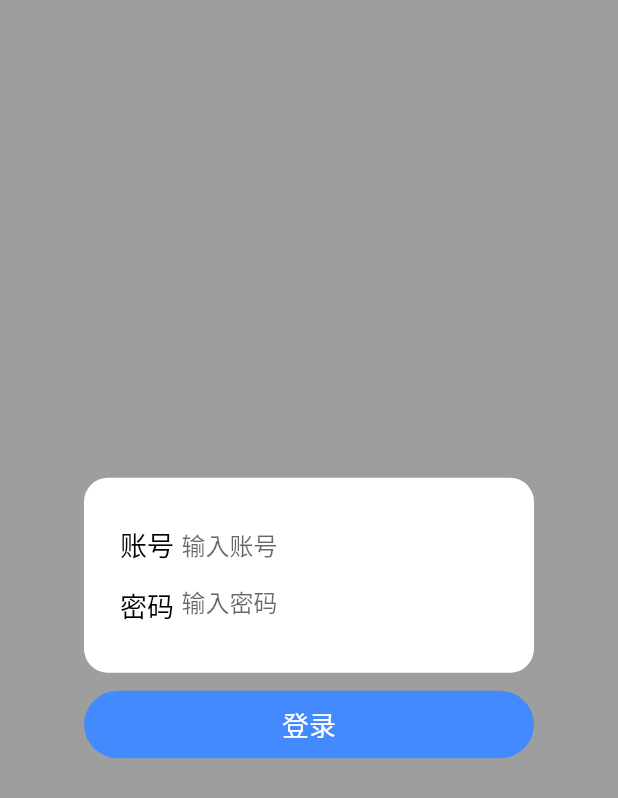
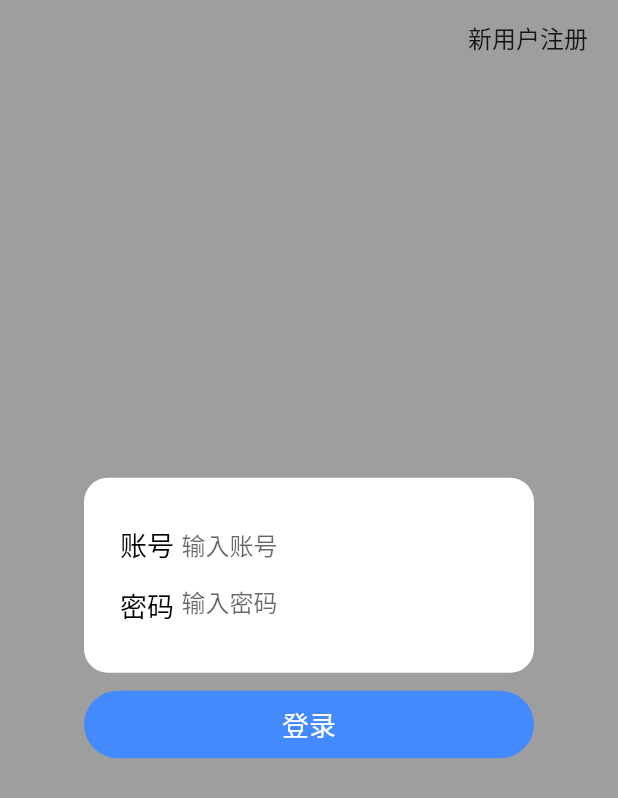
Before and after one commit to Code-Yeong/hair, a Flutter app: the screen it shows after launch, on a phone screen of 412 x 824 dp. Shown: the top 798 px of the screen. Run offline on Flutter 3.47's test engine with Material 2 defaults, Android fonts, the phone set to English and light mode, and no system bars; our stand-ins replace dio, flutter_map, flutter_redux, latlong, redux; missing offline and left inert: timeline_list.

Commit message:
add 注册页

```diff
--- a/lib/common/login/login.dart
+++ b/lib/common/login/login.dart
@@ -1,6 +1,8 @@
 import 'package:flutter/material.dart';
 import 'package:flutter_redux/flutter_redux.dart';
+import 'package:hair/common/global_navigator.dart';
 import 'package:hair/common/login/login_view_model.dart';
+import 'package:hair/common/regist_route.dart';
 import 'package:hair/component/one_button.dart';
 import 'package:hair/redux/app/app_state.dart';
 import 'package:hair/redux/login/login_action.dart';
@@ -8,15 +10,38 @@ import 'package:hair/redux/login/login_action.dart';
 class LoginPage extends StatelessWidget {
   @override
   Widget build(BuildContext context) {
-    return Scaffold(
+    return SafeArea(
+      child: Scaffold(
         body: StoreConnector<AppState, LoginViewModel>(
             converter: (store) => LoginViewModel.fromStore(store),
             builder: (context, model) {
-            print("states=${model.loginStatus}");
               return Container(
                 color: Colors.grey,
-              child: Center(
-                child: Column(
+                child: Container(
+                  width: double.infinity,
+                  child: Stack(
+                    alignment: Alignment.center,
+                    children: <Widget>[
+                      Positioned(
+                        top: 0.0,
+                        left: 0.0,
+                        right: 0.0,
+                        child: Container(
+                          height: 50.0,
+                          padding: EdgeInsets.only(right: 20.0),
+                          alignment: Alignment.centerRight,
+                          child: GestureDetector(
+                            onTap: () {
+                              GlobalNavigator.shared.pushNamed(CustomerRoute.signupPage);
+                            },
+                            child: Text(
+                              '新用户注册',
+                              style: TextStyle(fontSize: 16.0),
+                            ),
+                          ),
+                        ),
+                      ),
+                      Column(
                         mainAxisAlignment: MainAxisAlignment.center,
                         children: <Widget>[
                           Container(
@@ -36,9 +61,7 @@ class LoginPage extends StatelessWidget {
                                     crossAxisAlignment: CrossAxisAlignment.center,
                                     mainAxisAlignment: MainAxisAlignment.center,
                                     children: <Widget>[
-                                Text('账号',
-                                    style: TextStyle(
-                                        fontSize: 18.0, color: Colors.black)),
+                                      Text('账号', style: TextStyle(fontSize: 18.0, color: Colors.black)),
                                       SizedBox(width: 5.0),
                                       Expanded(
                                         child: new Container(
@@ -46,10 +69,8 @@ class LoginPage extends StatelessWidget {
                                           child: new TextField(
 //                      controller: _textController,
                                             onSubmitted: null,
-                                      decoration: new InputDecoration.collapsed(
-                                          hintText: '输入账号'),
-                                      style: new TextStyle(
-                                          fontSize: 16.0, color: Colors.white),
+                                            decoration: new InputDecoration.collapsed(hintText: '输入账号'),
+                                            style: new TextStyle(fontSize: 16.0, color: Colors.white),
                                             maxLines: 1,
                                           ),
                                         ),
@@ -62,9 +83,7 @@ class LoginPage extends StatelessWidget {
                                     crossAxisAlignment: CrossAxisAlignment.center,
                                     mainAxisAlignment: MainAxisAlignment.center,
                                     children: <Widget>[
-                                Text('密码',
-                                    style: TextStyle(
-                                        fontSize: 18.0, color: Colors.black)),
+                                      Text('密码', style: TextStyle(fontSize: 18.0, color: Colors.black)),
                                       SizedBox(width: 5.0),
                                       Expanded(
                                         child: new Container(
@@ -73,10 +92,8 @@ class LoginPage extends StatelessWidget {
                                           child: new TextField(
 //                      controller: _textController,
                                             onSubmitted: null,
-                                      decoration: new InputDecoration.collapsed(
-                                          hintText: '输入密码'),
-                                      style: new TextStyle(
-                                          fontSize: 16.0, color: Colors.white),
+                                            decoration: new InputDecoration.collapsed(hintText: '输入密码'),
+                                            style: new TextStyle(fontSize: 16.0, color: Colors.white),
                                             maxLines: 1,
                                           ),
                                         ),
@@ -102,9 +119,12 @@ class LoginPage extends StatelessWidget {
                           ),
                         ],
                       ),
+                    ],
+                  ),
                 ),
               );
             }),
+      ),
     );
   }
 }
--- a/lib/common/regist_route.dart
+++ b/lib/common/regist_route.dart
@@ -7,6 +7,7 @@
 
 import 'package:hair/common/global_navigator.dart';
 import 'package:hair/common/login/login.dart';
+import 'package:hair/common/login/signup_page.dart';
 import 'package:hair/customer/choose_reservation_time/choose_reservation_time_page.dart';
 import 'package:hair/customer/customer_home_page.dart';
 import 'package:hair/customer/info/user_address_edit_page.dart';
@@ -37,6 +38,7 @@ class CustomerRoute {
   static const String chooseReservationTimePage = 'chooseReservationTimePage';
   static const String userAddressPage = 'userAddressPage';
   static const String userAddressEditPage = 'userAddressEditPage';
+  static const String signupPage = 'signupPage';
   static void registerPageRoute() {
     GlobalNavigator.shared.registerPageRoutes({
       shopDetailPage: (context) => ShopDetailPage(),
@@ -45,6 +47,7 @@ class CustomerRoute {
       chooseReservationTimePage: (_) => ChooseReservationTimePage(),
       userAddressPage: (_) => UserAddressPage(),
       userAddressEditPage: (_) => UserAddressEditPage(),
+      signupPage: (_) => SignupPage(),
     });
   }
 }
```
Lines whose indentation alone changed are shown as unchanged.
